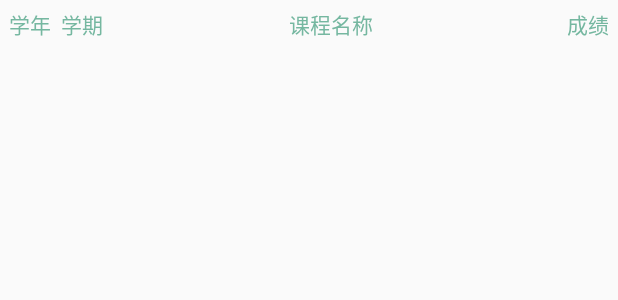
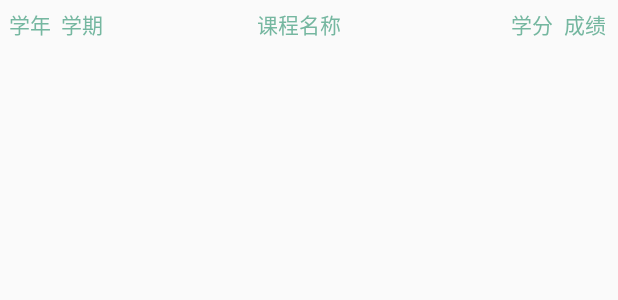
Before and after one commit to Produce404/WHUCampus, an Android app: the layout activity_score_show.xml on its own in the app's theme, with its tools: preview values and no code run, on a phone screen of 412 x 824 dp. Shown: the top 300 px of the screen. Run offline under Robolectric (Android 15) with nearby library versions, the phone set to English and light mode, and no system bars.

Commit message:
7.17注释完善

```diff
--- a/app/src/main/java/com/example/hp/mycampus/activity/ScoreShowActivity.java
+++ b/app/src/main/java/com/example/hp/mycampus/activity/ScoreShowActivity.java
@@ -42,6 +42,7 @@ public class ScoreShowActivity extends AppCompatActivity {
                         cursor.getString(cursor.getColumnIndex("year")),
                         cursor.getString(cursor.getColumnIndex("semester")),
                         cursor.getString(cursor.getColumnIndex("name")),
+                        cursor.getString(cursor.getColumnIndex("credit")),
                         cursor.getString(cursor.getColumnIndex("score"))));
             } while(cursor.moveToNext());
         }
@@ -50,9 +51,9 @@ public class ScoreShowActivity extends AppCompatActivity {
         ScoreAdapter adapter = new ScoreAdapter(this,R.layout.score_layout,scoresList);
         listView1.setAdapter(adapter);
 
+        //删除数据
         deleteTable(sqLiteDatabase);
     }
-
 
     //清空scores表
     public void deleteTable(SQLiteDatabase db){
@@ -73,10 +74,11 @@ public class ScoreShowActivity extends AppCompatActivity {
         SQLiteDatabase sqLiteDatabase =  databaseHelper02.getWritableDatabase();
         //执行SQL语句
         sqLiteDatabase.execSQL
-                ("insert into scores(year, semester, name, score) " + "values(?, ?, ?, ?)",
+                ("insert into scores(year, semester, name, credit, score) " + "values(?, ?, ?, ?, ?)",
                         new String[] {score.getYear(),
                                 score.getSemester(),
                                 score.getName(),
+                                score.getCredit(),
                                 score.getScore()+""}
                 );
     }
--- a/app/src/main/java/com/example/hp/mycampus/adapter/NewsRecycleAdapter.java
+++ b/app/src/main/java/com/example/hp/mycampus/adapter/NewsRecycleAdapter.java
@@ -79,15 +79,13 @@ public class NewsRecycleAdapter extends RecyclerView.Adapter<NewsRecycleAdapter.
     // RecycleView的特点之一，必须是自定义viewholder
     class ViewHolder extends RecyclerView.ViewHolder{
 
-        CardView cardView; // 这个是为了之后可以添加点击事件
+        CardView cardView; //这个是为了之后可以添加点击事件
         ImageView imageView;
         TextView name;
         TextView descrip;
-        private MyItemClickListener mListener;
 
         public ViewHolder(View itemView) {
             super(itemView);
-            // 和平时写viewholder是一样的
             cardView = (CardView) itemView.findViewById(R.id.cv_item);
             imageView = (ImageView) itemView.findViewById(R.id.iv_pic);
             name = (TextView) itemView.findViewById(R.id.tv_name);
--- a/app/src/main/java/com/example/hp/mycampus/adapter/ScoreAdapter.java
+++ b/app/src/main/java/com/example/hp/mycampus/adapter/ScoreAdapter.java
@@ -30,10 +30,12 @@ public class ScoreAdapter extends ArrayAdapter<Score> {
             TextView textViewYear = (TextView) v.findViewById(R.id.textViewYear);
             TextView textViewSemester = (TextView) v.findViewById(R.id.textViewSemester);
             TextView textViewName = (TextView) v.findViewById(R.id.textViewName);
+            TextView textViewCredit = (TextView) v.findViewById(R.id.textViewCredit);
             TextView textViewScore = (TextView) v.findViewById(R.id.textViewScore);
             textViewYear.setText(score.getYear());
             textViewSemester.setText(score.getSemester());
             textViewName.setText(score.getName());
+            textViewCredit.setText(score.getCredit());
             textViewScore.setText(score.getScore() + "");
         }
         return v;
--- a/app/src/main/java/com/example/hp/mycampus/util/InfoUtil.java
+++ b/app/src/main/java/com/example/hp/mycampus/util/InfoUtil.java
@@ -326,7 +326,7 @@ public class  InfoUtil {
 
             s = s.substring(s.indexOf("</tr>"));
 
-            Score _score = new Score(year,semester,name,score);
+            Score _score = new Score(year,semester,name,credit,score);
             scores.add(_score);
         }
         return scores;
--- a/app/src/main/res/layout/activity_score_show.xml
+++ b/app/src/main/res/layout/activity_score_show.xml
@@ -35,9 +35,18 @@
             android:gravity="center"
             android:text="课程名称"
             android:textColor="#75b7a0"/>
+        <TextView
+            android:layout_width="40dp"
+            android:layout_height="wrap_content"
+
+            android:layout_marginTop="5dp"
+            android:layout_weight="0"
+            android:gravity="right"
+            android:text="学分"
+            android:textColor="#75b7a0"/>
 
         <TextView
-            android:layout_width="40dp"
+            android:layout_width="43dp"
             android:layout_height="wrap_content"
 
             android:layout_marginTop="5dp"
--- a/app/src/main/res/layout/score_layout.xml
+++ b/app/src/main/res/layout/score_layout.xml
@@ -24,6 +24,11 @@
         android:ellipsize="end"
         android:layout_columnWeight="1"/>
     <TextView
+        android:layout_width="37dp"
+        android:layout_height="wrap_content"
+        android:id="@+id/textViewCredit"
+        android:layout_columnWeight="0"/>
+    <TextView
         android:layout_width="30dp"
         android:layout_height="wrap_content"
         android:id="@+id/textViewScore"
```
Also changed, not shown: app/src/main/java/com/example/hp/mycampus/activity/LoginActivity.java (+28 -21 lines), app/src/main/java/com/example/hp/mycampus/activity/NewsActivity.java (+5 -10 lines), app/src/main/java/com/example/hp/mycampus/activity/NewsShowActivity.java (+7 -3 lines), app/src/main/java/com/example/hp/mycampus/model/Score.java (+13 -2 lines), app/src/main/java/com/example/hp/mycampus/util/DatabaseHelper02.java (+8 -4 lines).
